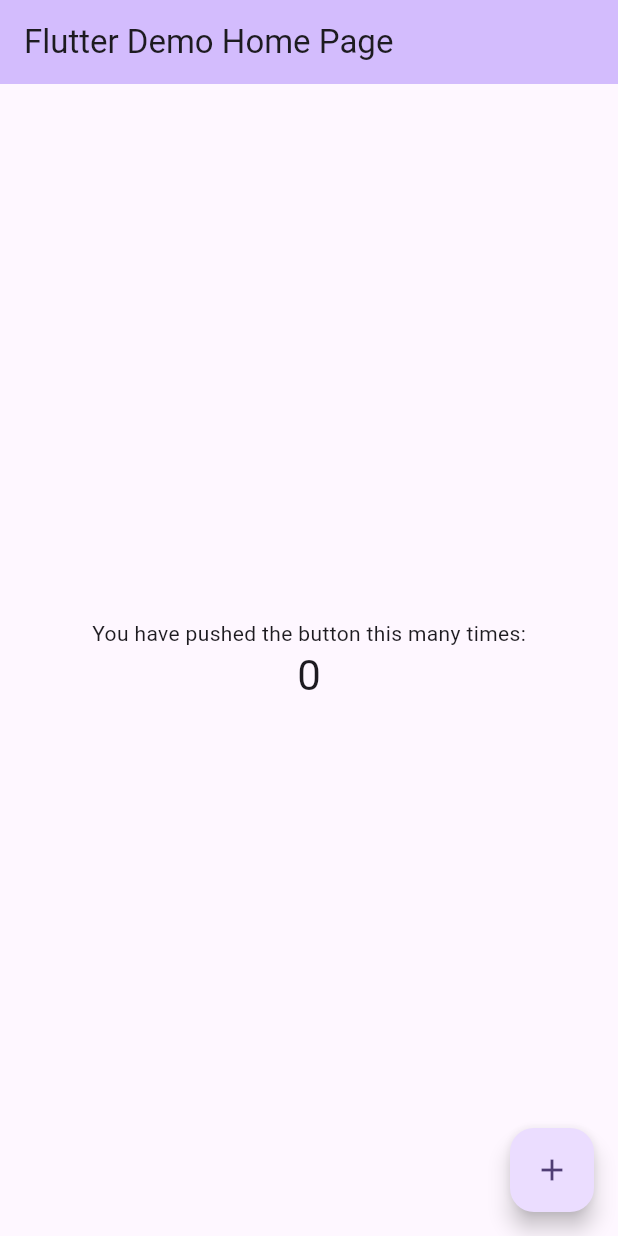
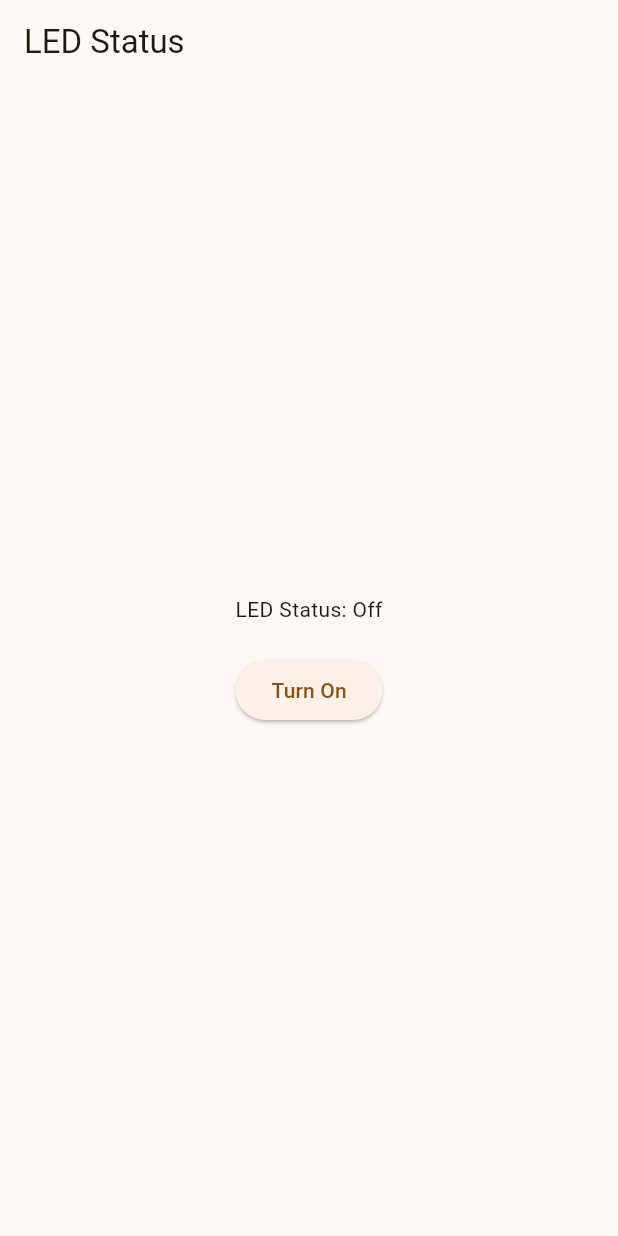
Before and after one commit to lapumb-spindance/unleashing-grpc, a Flutter app: the screen it shows after launch, on a phone screen of 412 x 824 dp. Run offline on Flutter 3.47's test engine with Material 3 defaults, Android fonts, the phone set to English and light mode, and no system bars; our stand-ins replace get_it; missing offline and left inert: grpc, protobuf; statements that could not run were skipped.

Commit message:
LED status view on frontend calling into gRPC

```diff
--- a/example/frontend/lib/main.dart
+++ b/example/frontend/lib/main.dart
@@ -3,7 +3,9 @@ import 'dart:io';
 import 'package:flutter/material.dart';
 
 import 'package:logging/logging.dart';
-import 'package:unleashing_grpc/unleashing_grpc.dart';
+
+import 'locator.dart';
+import 'view/led_status_view.dart';
 
 void _setupLogging() {
   Logger.root.level = Level.ALL;
@@ -39,32 +41,10 @@ void _setupLogging() {
   });
 }
 
-void main() async {
+void main() {
   _setupLogging();
 
-  // Connect to the gRPC server.
-  final Logger logger = Logger('main');
-  logger.info('Connecting to gRPC server');
-
-  final String hostname = Platform.environment['HOSTNAME'] ?? 'localhost';
-
-  final MachineControlGrpcClient grpcClient = MachineControlGrpcClient(
-    hostname: hostname,
-    logger: logger,
-  );
-
-  while (true) {
-    try {
-      await grpcClient.setLedState(true);
-      await Future<void>.delayed(const Duration(seconds: 1));
-      await grpcClient.setLedState(false);
-      break;
-    } catch (e, stackTrace) {
-      logger.severe('Error setting LED state: $e, $stackTrace');
-    }
-
-    await Future<void>.delayed(const Duration(seconds: 1));
-  }
+  setup();
 
   runApp(const MyApp());
 }
@@ -75,60 +55,12 @@ class MyApp extends StatelessWidget {
   @override
   Widget build(final BuildContext context) {
     return MaterialApp(
-      title: 'Flutter Demo',
+      title: 'Machine Control gRPC Example',
       theme: ThemeData(
-        colorScheme: ColorScheme.fromSeed(seedColor: Colors.deepPurple),
+        colorScheme: ColorScheme.fromSeed(seedColor: Colors.orange),
         useMaterial3: true,
       ),
-      home: const MyHomePage(title: 'Flutter Demo Home Page'),
+      home: const LedStatusView(),
     );
   }
 }
-
-class MyHomePage extends StatefulWidget {
-  const MyHomePage({required this.title, super.key});
-
-  final String title;
-
-  @override
-  State<MyHomePage> createState() => _MyHomePageState();
-}
-
-class _MyHomePageState extends State<MyHomePage> {
-  int _counter = 0;
-
-  void _incrementCounter() {
-    setState(() {
-      _counter++;
-    });
-  }
-
-  @override
-  Widget build(final BuildContext context) {
-    return Scaffold(
-      appBar: AppBar(
-        backgroundColor: Theme.of(context).colorScheme.inversePrimary,
-        title: Text(widget.title),
-      ),
-      body: Center(
-        child: Column(
-          mainAxisAlignment: MainAxisAlignment.center,
-          children: <Widget>[
-            const Text(
-              'You have pushed the button this many times:',
-            ),
-            Text(
-              '$_counter',
-              style: Theme.of(context).textTheme.headlineMedium,
-            ),
-          ],
-        ),
-      ),
-      floatingActionButton: FloatingActionButton(
-        onPressed: _incrementCounter,
-        tooltip: 'Increment',
-        child: const Icon(Icons.add),
-      ),
-    );
-  }
-}
--- /dev/null
+++ b/example/frontend/lib/view/led_status_view.dart
@@ -0,0 +1,44 @@
+import 'package:flutter/material.dart';
+import 'package:provider/provider.dart';
+
+import '../view_model/led_status_view_model.dart';
+
+class LedStatusView extends StatelessWidget {
+  const LedStatusView({super.key});
+
+  @override
+  Widget build(final BuildContext context) {
+    return ChangeNotifierProvider<LedStatusViewModel>(
+      create: (final _) => LedStatusViewModel(),
+      child: _LedStatusView(),
+    );
+  }
+}
+
+class _LedStatusView extends StatelessWidget {
+  @override
+  Widget build(final BuildContext context) {
+    final LedStatusViewModel viewModel = context.watch<LedStatusViewModel>();
+
+    return Scaffold(
+      appBar: AppBar(
+        title: const Text('LED Status'),
+      ),
+      body: Center(
+        child: Column(
+          mainAxisAlignment: MainAxisAlignment.center,
+          children: <Widget>[
+            Text(
+              'LED Status: ${viewModel.ledStatus ? 'On' : 'Off'}',
+            ),
+            const SizedBox(height: 20),
+            ElevatedButton(
+              onPressed: () => viewModel.setLedStatus(!viewModel.ledStatus),
+              child: Text(viewModel.ledStatus ? 'Turn Off' : 'Turn On'),
+            ),
+          ],
+        ),
+      ),
+    );
+  }
+}
--- /dev/null
+++ b/example/frontend/lib/view_model/led_status_view_model.dart
@@ -0,0 +1,26 @@
+import 'package:flutter/material.dart';
+import 'package:logging/logging.dart';
+import 'package:unleashing_grpc/unleashing_grpc.dart';
+
+import '../locator.dart';
+
+class LedStatusViewModel extends ChangeNotifier {
+  final Logger _logger = Logger('LedStatusViewModel');
+
+  final MachineControlGrpcClient _client =
+      locator.get<MachineControlGrpcClient>();
+
+  bool _ledStatus = false;
+  bool get ledStatus => _ledStatus;
+
+  /// Set the LED status via gRPC.
+  void setLedStatus(final bool value) async {
+    try {
+      await _client.setLedState(value);
+      _ledStatus = value;
+      notifyListeners();
+    } catch (e) {
+      _logger.severe('Error setting LED status: $e');
+    }
+  }
+}
```
Also changed, not shown: example/frontend/lib/locator.dart (added, +19 -0 lines).
